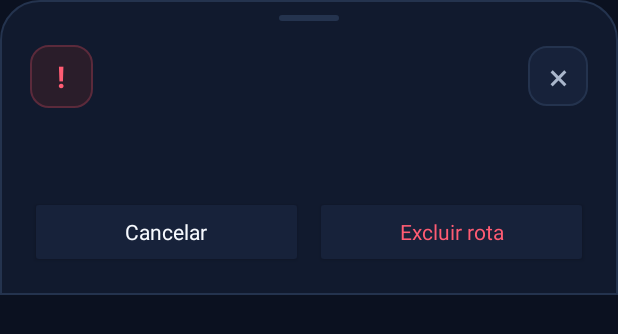
After one commit to RetroPunk95/MLDForwarder, an Android app: the layout dialog_confirmation.xml on its own in the app's theme, with its tools: preview values and no code run, on a phone screen of 412 x 824 dp. The commit adds this screen. Shown: the top 334 px of the screen. Run offline under Robolectric (Android 15) with nearby library versions, the light colour scheme and no system bars.

Commit message:
feat(android): gerencia exclusão pelas rotas salvas

```diff
--- a/android/app/build.gradle
+++ b/android/app/build.gradle
@@ -11,8 +11,8 @@ android {
         applicationId 'com.retropunk.mldforwarder'
         minSdk 24
         targetSdk 35
-        versionCode 10
-        versionName '1.1.5'
+        versionCode 11
+        versionName '1.1.6'
 
         ndk {
             abiFilters 'arm64-v8a', 'armeabi-v7a'
--- /dev/null
+++ b/android/app/src/main/res/drawable/bg_delete_action.xml
@@ -0,0 +1,6 @@
+<?xml version="1.0" encoding="utf-8"?>
+<shape xmlns:android="http://schemas.android.com/apk/res/android" android:shape="rectangle">
+    <solid android:color="#2A1D2A" />
+    <stroke android:width="1dp" android:color="#5B2A3B" />
+    <corners android:radius="12dp" />
+</shape>
--- /dev/null
+++ b/android/app/src/main/res/drawable/ic_delete.xml
@@ -0,0 +1,5 @@
+<?xml version="1.0" encoding="utf-8"?>
+<vector xmlns:android="http://schemas.android.com/apk/res/android"
+    android:width="24dp" android:height="24dp" android:viewportWidth="24" android:viewportHeight="24">
+    <path android:fillColor="#FF5C73" android:pathData="M7,21c-1.1,0 -2,-0.9 -2,-2V6h14v13c0,1.1 -0.9,2 -2,2H7M9,8v9h2V8H9m4,0v9h2V8h-2M15.5,3l-1,-1h-5l-1,1H5v2h14V3z" />
+</vector>
--- /dev/null
+++ b/android/app/src/main/res/layout/dialog_confirmation.xml
@@ -0,0 +1,89 @@
+<?xml version="1.0" encoding="utf-8"?>
+<LinearLayout xmlns:android="http://schemas.android.com/apk/res/android"
+    android:layout_width="match_parent"
+    android:layout_height="wrap_content"
+    android:background="@drawable/bg_sheet"
+    android:orientation="vertical"
+    android:paddingStart="20dp"
+    android:paddingTop="10dp"
+    android:paddingEnd="20dp"
+    android:paddingBottom="18dp">
+
+    <View
+        android:layout_width="40dp"
+        android:layout_height="4dp"
+        android:layout_gravity="center_horizontal"
+        android:background="@drawable/bg_sheet_handle" />
+
+    <LinearLayout
+        android:layout_width="match_parent"
+        android:layout_height="wrap_content"
+        android:layout_marginTop="16dp"
+        android:gravity="center_vertical"
+        android:orientation="horizontal">
+
+        <TextView
+            android:layout_width="42dp"
+            android:layout_height="42dp"
+            android:background="@drawable/bg_delete_action"
+            android:gravity="center"
+            android:text="!"
+            android:textColor="@color/danger"
+            android:textSize="20sp"
+            android:textStyle="bold" />
+
+        <TextView
+            android:id="@+id/confirmationTitle"
+            android:layout_width="0dp"
+            android:layout_height="wrap_content"
+            android:layout_marginStart="12dp"
+            android:layout_weight="1"
+            android:textColor="@color/text_primary"
+            android:textSize="20sp"
+            android:textStyle="bold" />
+
+        <TextView
+            android:id="@+id/confirmationCloseButton"
+            android:layout_width="40dp"
+            android:layout_height="40dp"
+            android:background="@drawable/bg_filter_inactive"
+            android:contentDescription="Fechar"
+            android:gravity="center"
+            android:text="×"
+            android:textColor="@color/text_secondary"
+            android:textSize="24sp" />
+    </LinearLayout>
+
+    <TextView
+        android:id="@+id/confirmationMessage"
+        android:layout_width="match_parent"
+        android:layout_height="wrap_content"
+        android:layout_marginTop="14dp"
+        android:lineSpacingExtra="2dp"
+        android:textColor="@color/text_secondary"
+        android:textSize="13sp" />
+
+    <LinearLayout
+        android:layout_width="match_parent"
+        android:layout_height="wrap_content"
+        android:layout_marginTop="20dp"
+        android:orientation="horizontal">
+
+        <Button
+            android:id="@+id/confirmationCancelButton"
+            style="@style/SecondaryButton"
+            android:layout_width="0dp"
+            android:layout_height="48dp"
+            android:layout_weight="1"
+            android:text="Cancelar" />
+
+        <Button
+            android:id="@+id/confirmationActionButton"
+            style="@style/DangerButton"
+            android:layout_width="0dp"
+            android:layout_height="48dp"
+            android:layout_marginStart="8dp"
+            android:layout_weight="1"
+            android:text="Excluir rota" />
+    </LinearLayout>
+</LinearLayout>
```
Also changed, not shown: android/app/src/main/java/com/retropunk/mldforwarder/ConfirmationDialog.java (added, +63 -0 lines), android/app/src/main/java/com/retropunk/mldforwarder/MainActivity.java (+42 -14 lines), android/app/src/main/java/com/retropunk/mldforwarder/SelectorDialog.java (+35 -3 lines), android/app/src/main/res/layout/item_selector.xml (+13 -0 lines), android/app/src/main/res/layout/screen_home.xml (+6 -1 lines), 1 other file.
